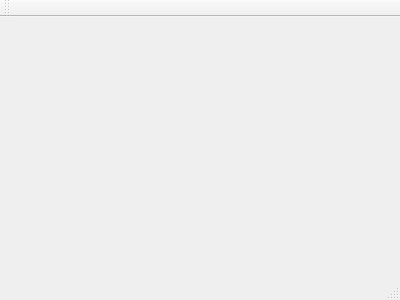
First picture: the form in twpp/mainwindow.ui, repository netpipe/QTScanner, before the edit.
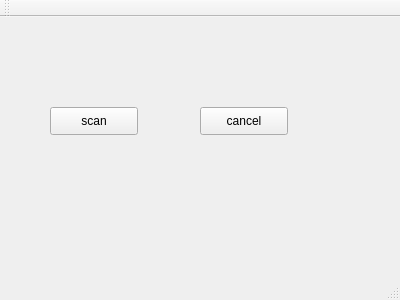
Second picture: the form after the edit.

Diff of the .ui file:
```diff
--- a/twpp/mainwindow.ui
+++ b/twpp/mainwindow.ui
@@ -12,13 +12,55 @@
   <property name="windowTitle" >
    <string>MainWindow</string>
   </property>
-  <widget class="QMenuBar" name="menuBar" />
-  <widget class="QToolBar" name="mainToolBar" />
-  <widget class="QWidget" name="centralWidget" />
-  <widget class="QStatusBar" name="statusBar" />
+  <widget class="QWidget" name="centralWidget">
+   <widget class="QPushButton" name="scan">
+    <property name="geometry">
+     <rect>
+      <x>50</x>
+      <y>90</y>
+      <width>88</width>
+      <height>28</height>
+     </rect>
+    </property>
+    <property name="text">
+     <string>scan</string>
+    </property>
+   </widget>
+   <widget class="QPushButton" name="cancel">
+    <property name="geometry">
+     <rect>
+      <x>200</x>
+      <y>90</y>
+      <width>88</width>
+      <height>28</height>
+     </rect>
+    </property>
+    <property name="text">
+     <string>cancel</string>
+    </property>
+   </widget>
+  </widget>
+  <widget class="QMenuBar" name="menuBar">
+   <property name="geometry">
+    <rect>
+     <x>0</x>
+     <y>0</y>
+     <width>400</width>
+     <height>24</height>
+    </rect>
+   </property>
+  </widget>
+  <widget class="QToolBar" name="mainToolBar">
+   <attribute name="toolBarArea">
+    <enum>TopToolBarArea</enum>
+   </attribute>
+   <attribute name="toolBarBreak">
+    <bool>false</bool>
+   </attribute>
+  </widget>
+  <widget class="QStatusBar" name="statusBar"/>
  </widget>
- <layoutDefault spacing="6" margin="11" />
- <pixmapfunction></pixmapfunction>
+ <layoutdefault spacing="6" margin="11"/>
  <resources/>
  <connections/>
 </ui>
```
Left out of the diff: 7 changed lines with no effect on the pictures.
